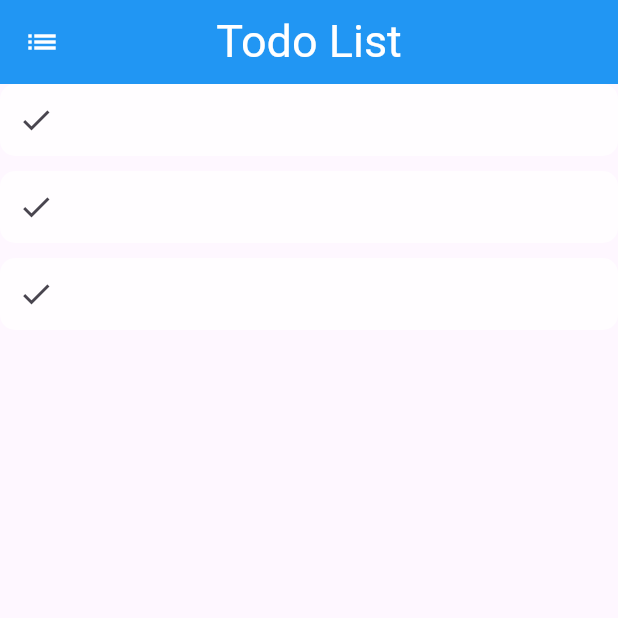
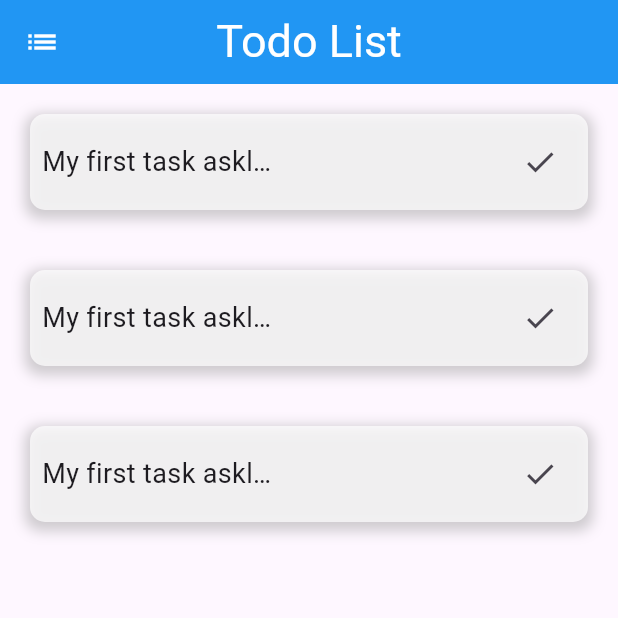
Before and after one commit to MostafaRadian/todo_api, a Flutter app: the screen it shows after launch, on a phone screen of 412 x 824 dp, the top half of it. Run offline on Flutter 3.47's test engine with Material 3 defaults, Android fonts, the phone set to English and light mode, and no system bars.

Commit message:
creating to do list items

```diff
--- a/lib/homepage.dart
+++ b/lib/homepage.dart
@@ -21,25 +21,46 @@ class HomePage extends StatelessWidget {
           ),
           backgroundColor: Colors.blue,
         ),
-        body: ListView.separated(
+        body: ListView.builder(
           itemBuilder: (context, index) => todoItem(),
           itemCount: 3,
-          separatorBuilder: (context, index) => const SizedBox(
-            height: 10,
-          ),
         ));
   }
 }
 
-Widget? todoItem() => Container(
+Widget? todoItem() => Padding(
+      padding: const EdgeInsets.all(20.0),
+      child: Container(
         decoration: BoxDecoration(
           color: Colors.white70,
           borderRadius: BorderRadius.circular(10),
+          boxShadow: [
+            BoxShadow(
+              color: Colors.grey.withOpacity(0.5),
+              spreadRadius: 3,
+              blurRadius: 7,
+              offset: const Offset(0, 3), // changes position of shadow
             ),
+          ],
+        ),
+        child: Padding(
+          padding: const EdgeInsets.all(8.0),
           child: Row(
+            mainAxisAlignment: MainAxisAlignment.center,
+            mainAxisSize: MainAxisSize.min,
             children: [
-          const Text(''),
+              const Expanded(
+                child: Text(
+                  'My first task askljndklasjndjknasjkdnjkasnd',
+                  style: TextStyle(fontSize: 18),
+                  overflow: TextOverflow.ellipsis,
+                  maxLines: 1,
+                ),
+              ),
+              const Spacer(),
               IconButton(onPressed: () {}, icon: const Icon(Icons.check))
             ],
           ),
+        ),
+      ),
     );
```
Lines whose indentation alone changed are shown as unchanged.
